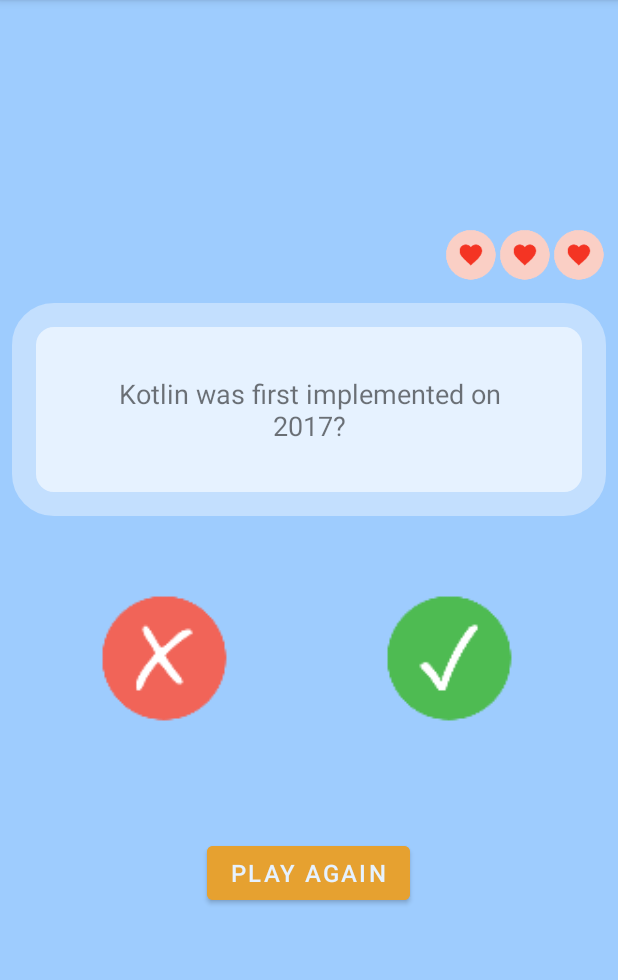
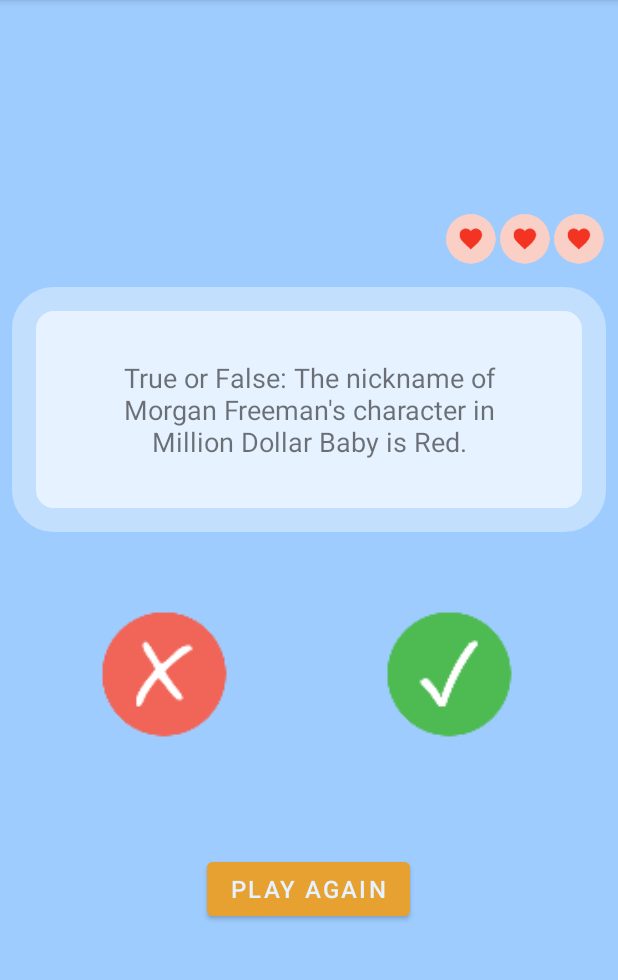
Before and after one commit to jomtz/MovieQuiz, an Android app: the screen it shows after launch (MainActivity), on a phone screen of 412 x 824 dp, the part 84-1064 px from its top. Run offline under Robolectric (Android 15) with nearby library versions, the phone set to English and light mode, and no system bars.

Commit message:
Update Questions

```diff
--- a/app/src/main/java/com/josmartinez/androidquiz/QuizViewModel.kt
+++ b/app/src/main/java/com/josmartinez/androidquiz/QuizViewModel.kt
@@ -1,7 +1,6 @@
 package com.josmartinez.androidquiz
 
 import androidx.lifecycle.ViewModel
-import kotlin.random.Random
 
 private const val TAG = "QuizViewModel"
 
@@ -10,12 +9,20 @@ class QuizViewModel : ViewModel() {
     var currentIndex = 0
 
     private val questionBank = listOf(
-        Question(R.string.question_kotlin, true),
-        Question(R.string.question_oceans, true),
-        Question(R.string.question_mideast, false),
-        Question(R.string.question_africa, false),
-        Question(R.string.question_americas, true),
-        Question(R.string.question_asia, true))
+        Question(R.string.question_number_one, false),
+        Question(R.string.question_number_two, true),
+        Question(R.string.question_number_three, true),
+        Question(R.string.question_number_four, false),
+        Question(R.string.question_number_five, false),
+        Question(R.string.question_number_six, false),
+        Question(R.string.question_number_seven, true),
+        Question(R.string.question_number_eight, false),
+        Question(R.string.question_number_nine, false),
+        Question(R.string.question_number_ten, true),
+        Question(R.string.question_number_eleven, false),
+        Question(R.string.question_number_twelve, true),
+        Question(R.string.question_number_thirteen, true),
+        Question(R.string.question_number_fourteen, true))
 
     val currentQuestionAnswer: Boolean get() = questionBank[currentIndex].answer
 
--- a/app/src/main/res/values/strings.xml
+++ b/app/src/main/res/values/strings.xml
@@ -9,12 +9,21 @@
 
 
     <!-- Questions-->
-    <string name="question_kotlin">Kotlin was first implemented on 2017?</string>
-    <string name="question_oceans">The pacific ocean is larger than the Atlantic Ocean?</string>
-    <string name="question_mideast">The Suez Canal connects the Red Sea and the Indian Ocean?</string>
-    <string name="question_africa">The source of the Nile River is in Egypt?</string>
-    <string name="question_americas">The Amazon river is the longest river in the Americas?</string>
-    <string name="question_asia">Lake Baikal is the world\'s oldest and deepest freshwater lake?</string>
+    <string name="question_number_one">True or False: The nickname of Morgan Freeman\'s character in "Million Dollar Baby" is Red.</string>
+    <string name="question_number_two">True or False: Elizabeth Taylor married the same man twice.</string>
+    <string name="question_number_three">True or False: "The Sandlot" was released in 1993.</string>
+    <string name="question_number_four">True or False: "Moonlight" won Best Picture in 2018.</string>
+    <string name="question_number_five">True or False: Molly Ringwald made four movies with director John Hughes.</string>
+    <string name="question_number_six">True or False: Julia Roberts was married to Kiefer Sutherland.</string>
+    <string name="question_number_seven">True or False: Val Kilmer was offered the role of Johnny in the movie "Dirty Dancing."</string>
+    <string name="question_number_eight">True or False: Meg Ryan played Tom Cruise\'s love interest in the movie "Top Gun."</string>
+    <string name="question_number_nine">True or False: It took 7 hours to do Zoe Saldana\'s Gamora make up for "Guardians of the Galaxy."</string>
+    <string name="question_number_ten">True or False: "Jaws" was originally released in the summer of 1975.</string>
+    <string name="question_number_eleven">True or False: Mindy Kaling played Mrs. Whatsit in the movie "A Wrinkle In Time."</string>
+    <string name="question_number_twelve">True or False: "Snow White and the Seven Dwarfs" was the first feature-length animated film ever released.</string>
+    <string name="question_number_thirteen">True or False: Steven Spielberg won his first Oscar for Best Director for "Schindler\'s List."</string>
+    <string name="question_number_fourteen">True or False: Ian McKellen is the only actor to receive an Oscar nomination for acting in a "Lord of the Rings" movie.</string>
+
 
 
     <string name="play_again_button">Play Again</string>
```
